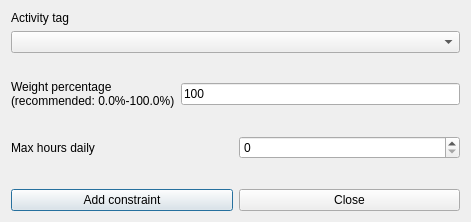
Qt form fet/src/interface/addconstraintteachersactivitytagmaxhoursdailyform_template.ui (vonmecheln/fet) before a commit.
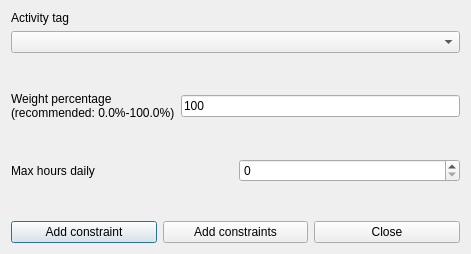
The same form after that commit.

The edit to the form file:
```diff
--- a/fet/src/interface/addconstraintteachersactivitytagmaxhoursdailyform_template.ui
+++ b/fet/src/interface/addconstraintteachersactivitytagmaxhoursdailyform_template.ui
@@ -7,7 +7,7 @@
     <x>0</x>
     <y>0</y>
     <width>471</width>
-    <height>222</height>
+    <height>254</height>
    </rect>
   </property>
   <property name="windowTitle">
@@ -149,6 +149,13 @@
        </property>
       </widget>
      </item>
+     <item>
+      <widget class="QPushButton" name="addConstraintsPushButton">
+       <property name="text">
+        <string>Add constraints</string>
+       </property>
+      </widget>
+     </item>
      <item>
       <widget class="QPushButton" name="closePushButton">
        <property name="text">
```
